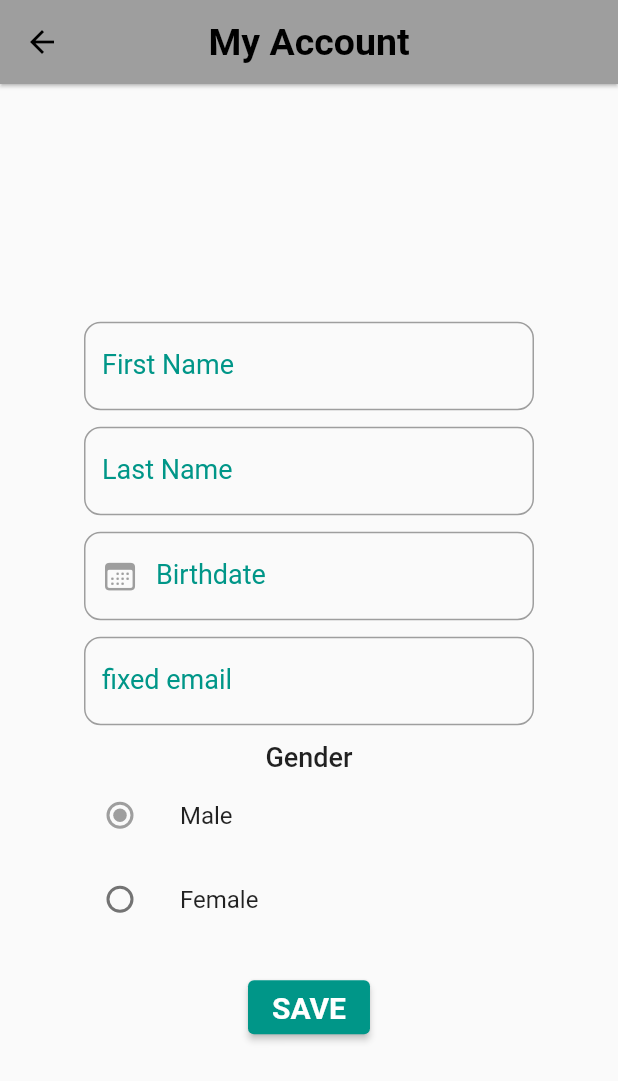
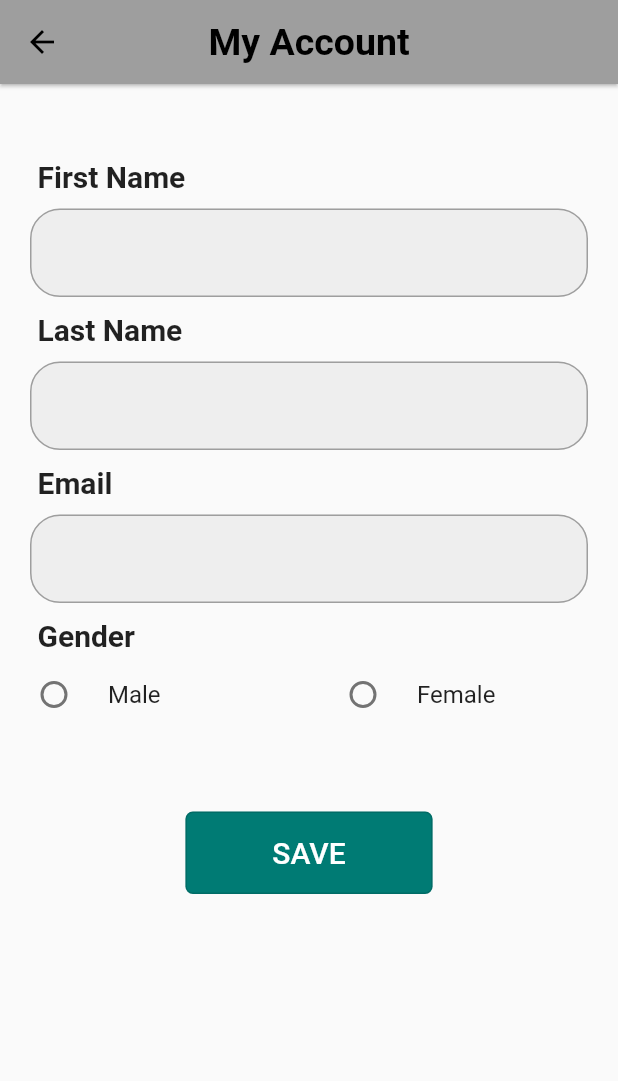
Before and after one commit to Sushiiiroll/zamjy, a Flutter app: the MyAccountScreen screen opened directly, on a phone screen of 412 x 824 dp. Shown: the top 1081 px of the screen. Run offline on Flutter 3.47's test engine with Material 2 defaults, Android fonts, the phone set to English and light mode, and no system bars; our stand-ins replace eva_icons_flutter, flutter_rating_bar, get.

Commit message:
Fixed Account UI

```diff
--- a/lib/btm_bar.dart
+++ b/lib/btm_bar.dart
@@ -2,9 +2,9 @@ import 'package:flutter/material.dart';
 import 'package:eva_icons_flutter/eva_icons_flutter.dart';
 import 'package:zamjy/cart.dart';
 import 'package:zamjy/categories.dart';
-import 'package:zamjy/home_page.dart';
 import 'package:zamjy/reservation.dart';
 import 'package:zamjy/user.dart';
+import 'package:zamjy/utils/home_page.dart';
 
 class BottomBarScreen extends StatefulWidget {
   const BottomBarScreen({Key? key}) : super(key: key);
@@ -16,8 +16,8 @@ class BottomBarScreen extends StatefulWidget {
 class _BottomBarScreenState extends State<BottomBarScreen> {
   int _selectedIndex = 0;
   final List _pages = [
-    HomePage(),
-    ReservationScreen(),
+    const HomePage(),
+    const ReservationScreen(),
     CategoriesScreen(),
     const CartScreen(),
     const UserScreen(),
--- a/lib/home_page.dart
+++ b/lib/home_page.dart
@@ -1,8 +1,6 @@
 import 'package:flutter/material.dart';
-import 'package:zamjy/btm_bar.dart';
 
 import 'Widgets/best_deals_widget.dart';
-import 'Widgets/items_widget.dart';
 
 class HomePage extends StatefulWidget {
   const HomePage({Key? key}) : super(key: key);
@@ -14,7 +12,6 @@ class HomePage extends StatefulWidget {
 class _HomePageState extends State<HomePage> {
   @override
   Widget build(BuildContext context) {
-    print("current height is " + MediaQuery.of(context).size.height.toString());
     return Scaffold(
       backgroundColor: Colors.white70,
       body: ListView(
@@ -79,7 +76,7 @@ class _HomePageState extends State<HomePage> {
                     itemCount: 5,
                     scrollDirection: Axis.horizontal,
                     itemBuilder: (context, index) {
-                      return BestDealsWidget();
+                      return const BestDealsWidget();
                     }),
               )
             ],
@@ -87,10 +84,10 @@ class _HomePageState extends State<HomePage> {
           const SizedBox(
             height: 20,
           ),
-          Padding(
-            padding: const EdgeInsets.symmetric(horizontal: 10),
+          const Padding(
+            padding: EdgeInsets.symmetric(horizontal: 10),
             child: Row(
-              children: const [
+              children: [
                 Text(
                   'ALL PRODUCTS',
                   style: TextStyle(
--- a/lib/main.dart
+++ b/lib/main.dart
@@ -1,6 +1,5 @@
 import 'package:flutter/material.dart';
 import 'package:zamjy/btm_bar.dart';
-import 'package:zamjy/home_page.dart';
 
 void main() {
   runApp(const MyApp());
--- a/lib/user screen/account.dart
+++ b/lib/user screen/account.dart
@@ -3,7 +3,9 @@
 import 'package:flutter/cupertino.dart';
 import 'package:flutter/material.dart';
 import 'package:eva_icons_flutter/eva_icons_flutter.dart';
+import 'package:get/get.dart';
 import 'package:intl/intl.dart';
+import 'package:zamjy/utils/colors.dart';
 
 enum Gender { male, female }
 
@@ -18,8 +20,8 @@ class _MyAccountScreenState extends State<MyAccountScreen> {
   final fnameController = TextEditingController();
   final lnameController = TextEditingController();
   final TextEditingController dateinput = TextEditingController();
-  Gender? gender = Gender.male;
-
+  bool isTap = true;
+  String? gender;
   @override
   void initState() {
     dateinput.text = "";
@@ -35,7 +37,6 @@ class _MyAccountScreenState extends State<MyAccountScreen> {
         appBar: AppBar(
           elevation: 1,
           centerTitle: true,
-        backgroundColor: Colors.grey,
           title: const Text(
             'My Account',
             style: TextStyle(
@@ -45,252 +46,172 @@ class _MyAccountScreenState extends State<MyAccountScreen> {
             ),
           ),
         ),
-      body: Center(
+        body: SingleChildScrollView(
+            child: Column(
+          crossAxisAlignment: CrossAxisAlignment.start,
+          children: [
+            const SizedBox(height: 50),
+            _buildFirstNameText(),
+            _buildFirstName(),
+            _buildLastNameText(),
+            _buildLastName(),
+            _buildEmailText(),
+            _buildEmail(),
+            _buildGenderText(),
+            _buildGenderOption(),
+            const SizedBox(height: 50),
+            Center(
                 child: SizedBox(
-          width: 300,
-          child: SingleChildScrollView(
-            child: Column(
-              mainAxisAlignment: MainAxisAlignment.start,
-              children: [
-                Padding(
-                  padding: const EdgeInsets.only(top: 30),
-                  child: TextField(
-                    controller: fnameController,
-                    decoration: InputDecoration(
-                      focusedBorder: OutlineInputBorder(
-                        borderRadius: BorderRadius.circular(11),
-                        borderSide: const BorderSide(
-                          color: Colors.teal,
-                          width: 2,
-                        ),
-                      ),
-                      enabledBorder: OutlineInputBorder(
-                        borderRadius: BorderRadius.circular(11),
-                        borderSide: const BorderSide(
-                          color: Colors.grey,
-                        ),
-                      ),
-                      labelText: 'First Name',
-                      hintText: 'Enter Your First Name',
-                      labelStyle: const TextStyle(
-                        fontSize: 18,
-                        fontWeight: FontWeight.normal,
-                        color: Colors.teal,
-                      ),
-                      hintStyle: const TextStyle(
-                        fontSize: 15,
+              height: Get.height / 15,
+              width: Get.width / 2.5,
+              child: OutlinedButton(
+                  style: OutlinedButton.styleFrom(
+                      backgroundColor: ColorPalette.elevatedButtonColor,
+                      shape: RoundedRectangleBorder(
+                          borderRadius: BorderRadius.circular(5))),
+                  onPressed: () {},
+                  child: const Text(
+                    "SAVE",
+                    style: TextStyle(
+                        fontSize: 20,
                         fontWeight: FontWeight.w500,
-                      ),
-                      suffixIcon: fnameController.text.isEmpty
-                          ? Container(width: 0)
-                          : IconButton(
-                              icon: const Icon(EvaIcons.close),
-                              onPressed: () => fnameController.clear(),
-                            ),
-                    ),
-                  ),
-                ),
-                Container(
-                  height: 11,
-                ),
-                TextField(
-                  controller: lnameController,
-                  decoration: InputDecoration(
-                    focusedBorder: OutlineInputBorder(
-                      borderRadius: BorderRadius.circular(11),
-                      borderSide: const BorderSide(
-                        color: Colors.teal,
-                        width: 2,
-                      ),
-                    ),
-                    enabledBorder: OutlineInputBorder(
-                      borderRadius: BorderRadius.circular(11),
-                      borderSide: const BorderSide(
-                        color: Colors.grey,
-                      ),
-                    ),
-                    labelText: 'Last Name',
-                    hintText: 'Enter Your Last Name',
-                    labelStyle: const TextStyle(
-                      fontSize: 18,
-                      fontWeight: FontWeight.normal,
-                      color: Colors.teal,
-                    ),
-                    hintStyle: const TextStyle(
-                      fontSize: 15,
-                      fontWeight: FontWeight.w500,
-                    ),
-                    suffixIcon: fnameController.text.isEmpty
-                        ? Container(width: 0)
-                        : IconButton(
-                            icon: const Icon(EvaIcons.close),
-                            onPressed: () => fnameController.clear(),
-                          ),
-                  ),
-                ),
-                Container(
-                  height: 11,
-                ),
-                TextField(
-                  readOnly: true,
-                  controller: dateinput,
-                  decoration: InputDecoration(
-                    focusedBorder: OutlineInputBorder(
-                      borderRadius: BorderRadius.circular(11),
-                      borderSide: const BorderSide(
-                        color: Colors.teal,
-                        width: 2,
-                      ),
-                    ),
-                    enabledBorder: OutlineInputBorder(
-                      borderRadius: BorderRadius.circular(11),
-                      borderSide: const BorderSide(
-                        color: Colors.grey,
-                      ),
-                    ),
-                    labelText: 'Birthdate',
-                    hintText: "Enter Birthdate",
-                    labelStyle: const TextStyle(
-                      fontSize: 18,
-                      fontWeight: FontWeight.normal,
-                      color: Colors.teal,
-                    ),
-                    hintStyle: const TextStyle(
-                      fontSize: 15,
-                      fontWeight: FontWeight.w500,
-                    ),
-                    prefixIcon: IconButton(
-                      icon: const Icon(
-                        CupertinoIcons.calendar,
-                        color: Colors.grey,
-                      ),
-                      onPressed: () async {
-                        DateTime? pickedDate = await showDatePicker(
-                          context: context,
-                          initialDate: DateTime.now(),
-                          firstDate: DateTime(1980),
-                          lastDate: DateTime(2024),
-                        );
+                        color: Colors.white),
+                  )),
+            ))
+          ],
+        )));
+  }
 
-                        if (pickedDate != null) {
-                          print(pickedDate);
-                          String formattedDate =
-                              DateFormat('yyyy-MM-dd').format(pickedDate);
-                          print(formattedDate);
-
-                          setState(() {
-                            dateinput.text = formattedDate;
-                          });
-                        } else {
-                          print("Date is not selected");
-                        }
-                      },
-                    ),
-                  ),
-                ),
-                Container(
-                  height: 11,
-                ),
-                TextField(
-                  controller: lnameController,
-                  decoration: InputDecoration(
-                    focusedBorder: OutlineInputBorder(
-                      borderRadius: BorderRadius.circular(11),
-                      borderSide: const BorderSide(
-                        color: Colors.teal,
-                        width: 2,
-                      ),
-                    ),
-                    enabledBorder: OutlineInputBorder(
-                      borderRadius: BorderRadius.circular(11),
-                      borderSide: const BorderSide(
-                        color: Colors.grey,
-                      ),
-                    ),
-                    labelText: 'fixed email',
-                    hintText: 'Email',
-                    labelStyle: const TextStyle(
-                      fontSize: 18,
-                      fontWeight: FontWeight.normal,
-                      color: Colors.teal,
-                    ),
-                    hintStyle: const TextStyle(
-                      fontSize: 15,
-                      fontWeight: FontWeight.w500,
-                    ),
-                    suffixIcon: fnameController.text.isEmpty
-                        ? Container(width: 0)
-                        : IconButton(
-                            icon: const Icon(EvaIcons.close),
-                            onPressed: () => fnameController.clear(),
-                          ),
-                  ),
-                ),
-                Container(
-                  height: 11,
-                ),
-                const Text(
-                  "Gender",
-                  style: TextStyle(
-                    fontSize: 18,
-                    fontWeight: FontWeight.w500,
-                  ),
-                ),
-                Row(
+  Row _buildGenderOption() {
+    return Row(
       children: [
         Expanded(
-                      child: ListTile(
-                        contentPadding: const EdgeInsets.all(0),
+          child: RadioListTile(
             title: const Text("Male"),
-                        leading: Radio<Gender>(
-                          value: Gender.male,
+            value: "male",
             groupValue: gender,
-                          onChanged: (Gender? value) {
+            onChanged: (value) {
               setState(() {
-                              gender = value.toString() as Gender?;
+                gender = value.toString();
               });
             },
           ),
         ),
-                    ),
-                  ],
-                ),
         Expanded(
-                  child: ListTile(
-                    contentPadding: const EdgeInsets.all(0),
+          child: RadioListTile(
             title: const Text("Female"),
-                    leading: Radio<Gender>(
-                      value: Gender.female,
+            value: "female",
             groupValue: gender,
-                      onChanged: (Gender? value) {
+            onChanged: (value) {
               setState(() {
-                          gender = value.toString() as Gender?;
+                gender = value.toString();
               });
             },
           ),
         ),
+      ],
+    );
+  }
+
+  Padding _buildGenderText() {
+    return const Padding(
+      padding: EdgeInsets.symmetric(horizontal: 25),
+      child: Text(
+        "Gender",
+        style: TextStyle(fontSize: 20, fontWeight: FontWeight.w600),
       ),
-                Container(
-                  height: 20,
+    );
+  }
+
+  Padding _buildEmail() {
+    return Padding(
+      padding: const EdgeInsets.symmetric(horizontal: 20, vertical: 10),
+      child: TextFormField(
+        controller: lnameController,
+        keyboardType: TextInputType.emailAddress,
+        textInputAction: TextInputAction.done,
+        decoration: InputDecoration(
+            fillColor: Colors.grey.shade200,
+            filled: true,
+            focusedBorder: OutlineInputBorder(
+                borderRadius: BorderRadius.circular(20),
+                borderSide: BorderSide(
+                    color: isTap != true ? Colors.grey : Colors.black)),
+            enabledBorder: OutlineInputBorder(
+                borderRadius: BorderRadius.circular(20),
+                borderSide: const BorderSide(color: Colors.grey))),
       ),
-                ElevatedButton(
-                  style: ElevatedButton.styleFrom(
-                    backgroundColor: Colors.teal,
+    );
+  }
+
+  Padding _buildEmailText() {
+    return const Padding(
+      padding: EdgeInsets.symmetric(horizontal: 25),
+      child: Text(
+        "Email",
+        style: TextStyle(fontSize: 20, fontWeight: FontWeight.w600),
       ),
-                  child: const Text(
-                    'SAVE',
-                    style: TextStyle(
-                      fontSize: 20,
-                      color: Colors.white,
-                      fontWeight: FontWeight.bold,
+    );
+  }
+
+  Padding _buildLastName() {
+    return Padding(
+      padding: const EdgeInsets.symmetric(horizontal: 20, vertical: 10),
+      child: TextFormField(
+        controller: lnameController,
+        keyboardType: TextInputType.name,
+        textInputAction: TextInputAction.done,
+        decoration: InputDecoration(
+            fillColor: Colors.grey.shade200,
+            filled: true,
+            focusedBorder: OutlineInputBorder(
+                borderRadius: BorderRadius.circular(20),
+                borderSide: BorderSide(
+                    color: isTap != true ? Colors.grey : Colors.black)),
+            enabledBorder: OutlineInputBorder(
+                borderRadius: BorderRadius.circular(20),
+                borderSide: const BorderSide(color: Colors.grey))),
       ),
+    );
+  }
+
+  Padding _buildLastNameText() {
+    return const Padding(
+      padding: EdgeInsets.symmetric(horizontal: 25),
+      child: Text(
+        "Last Name",
+        style: TextStyle(fontSize: 20, fontWeight: FontWeight.w600),
       ),
-                  onPressed: () {},
+    );
+  }
+
+  Padding _buildFirstNameText() {
+    return const Padding(
+      padding: EdgeInsets.symmetric(horizontal: 25),
+      child: Text(
+        "First Name",
+        style: TextStyle(fontSize: 20, fontWeight: FontWeight.w600),
       ),
-              ],
-            ),
-          ),
-        ),
+    );
+  }
+
+  Padding _buildFirstName() {
+    return Padding(
+      padding: const EdgeInsets.symmetric(horizontal: 20, vertical: 10),
+      child: TextFormField(
+        controller: fnameController,
+        keyboardType: TextInputType.name,
+        textInputAction: TextInputAction.done,
+        decoration: InputDecoration(
+            fillColor: Colors.grey.shade200,
+            filled: true,
+            focusedBorder: OutlineInputBorder(
+                borderRadius: BorderRadius.circular(20),
+                borderSide: BorderSide(
+                    color: isTap != true ? Colors.grey : Colors.black)),
+            enabledBorder: OutlineInputBorder(
+                borderRadius: BorderRadius.circular(20),
+                borderSide: const BorderSide(color: Colors.grey))),
       ),
     );
   }
--- /dev/null
+++ b/lib/utils/colors.dart
@@ -0,0 +1,5 @@
+import 'package:flutter/material.dart';
+
+class ColorPalette {
+  static Color elevatedButtonColor = const Color(0xff007B74);
+}
--- a/lib/utils/home_page.dart
+++ b/lib/utils/home_page.dart
@@ -4,7 +4,7 @@ import 'package:get/get.dart';
 import 'package:zamjy/utils/data_builder.dart';
 import 'package:zamjy/utils/images.dart';
 
-import 'Widgets/best_deals_widget.dart';
+import '../Widgets/best_deals_widget.dart';
 
 class HomePage extends StatefulWidget {
   const HomePage({Key? key}) : super(key: key);
--- /dev/null
+++ b/lib/utils/images.dart
@@ -0,0 +1,9 @@
+class Assets {
+  static String foodPath = "assets/images/";
+
+  static String bibimbap = "${foodPath}bibimbap.png";
+  static String bulgogi = "${foodPath}bulgogi.png";
+  static String sisig = "${foodPath}sisig.png";
+  static String ramen = "${foodPath}ramen.png";
+  static String cart = "${foodPath}cart.png";
+}
--- a/pubspec.yaml
+++ b/pubspec.yaml
@@ -39,6 +39,7 @@ dependencies:
   eva_icons_flutter: ^3.1.0
   get: ^4.6.5
   intl: ^0.17.0
+  flutter_rating_bar: ^4.0.1
 
 dev_dependencies:
   flutter_test:
```
Also changed, not shown: assets/images/cart.png (added), pubspec.lock, 1 other file. Lines whose indentation alone changed are shown as unchanged.
